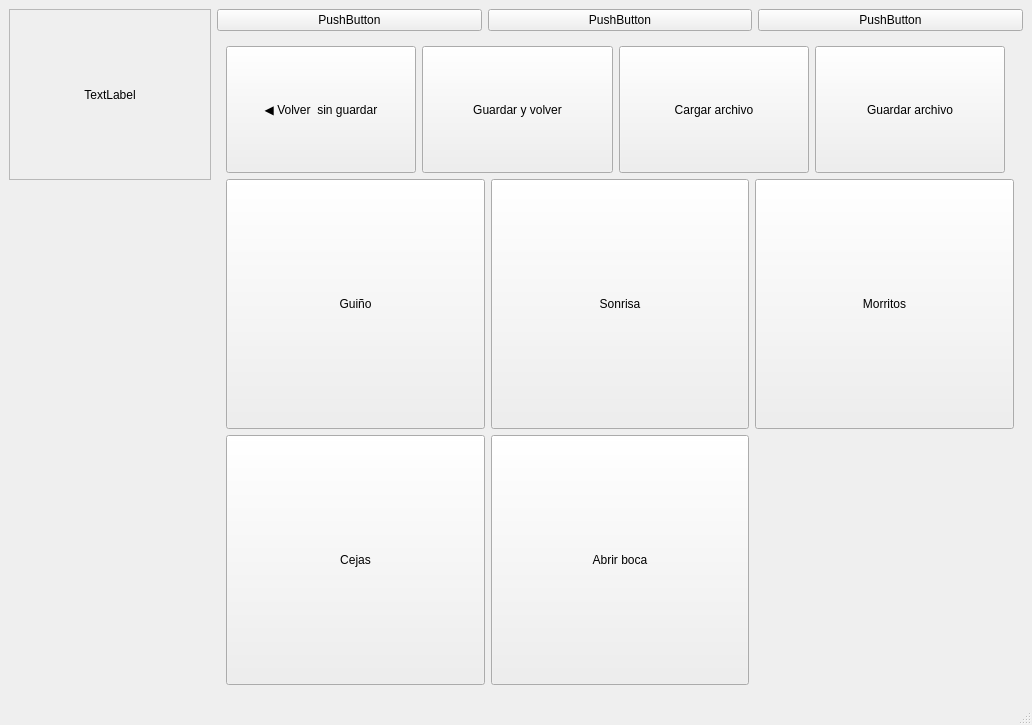
Before: the Qt Designer form prueba.ui in Ivigaga/TFG, drawn with Qt 5.
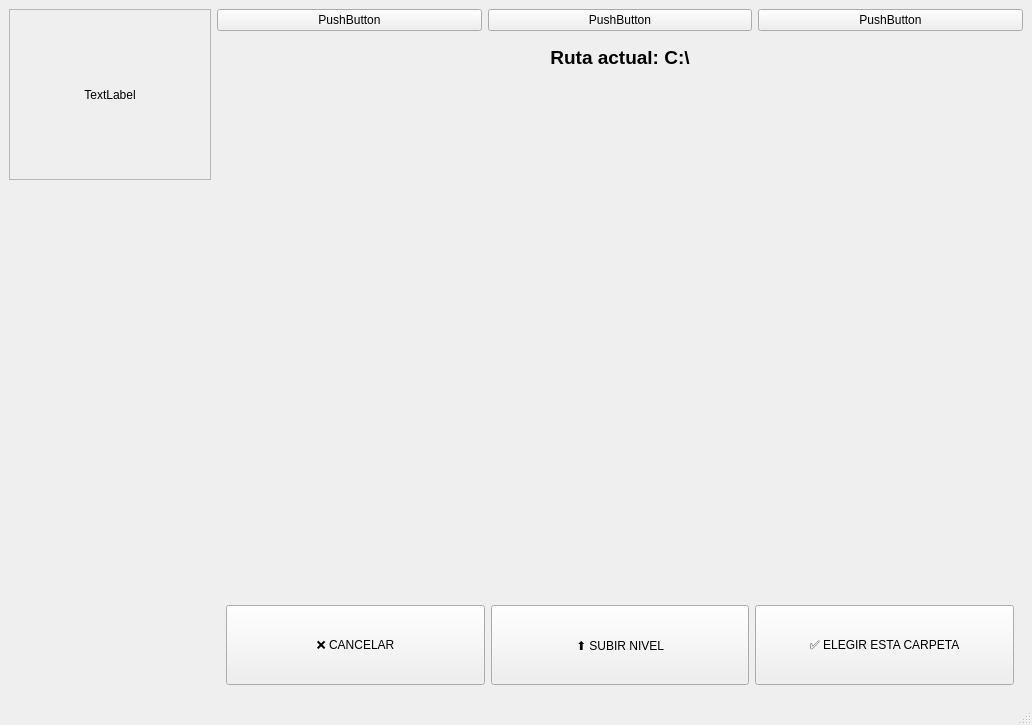
After: the same form once the commit is applied. The open tabs and pages were chosen to show the change.

What changed in the file:
```diff
--- a/prueba.ui
+++ b/prueba.ui
@@ -1073,7 +1073,50 @@
               
              </layout>
             </widget>
-           </widget>
+          <widget class="QWidget" name="explorerPage">
+             <layout class="QVBoxLayout" name="verticalLayout_explorer">
+              <item>
+               <widget class="QLabel" name="label_explorer_path">
+                <property name="font"><font><pointsize>14</pointsize><bold>true</bold></font></property>
+                <property name="text"><string>Ruta actual: C:\</string></property>
+                <property name="alignment"><set>Qt::AlignmentFlag::AlignCenter</set></property>
+               </widget>
+              </item>
+              <item>
+               <widget class="QScrollArea" name="scrollAreaExplorer">
+                <property name="widgetResizable"><bool>true</bool></property>
+                <property name="styleSheet"><string>QScrollArea { border: none; background: transparent; } QWidget#scrollAreaExplorerContents { background: transparent; }</string></property>
+                <widget class="QWidget" name="scrollAreaExplorerContents">
+                 <layout class="QGridLayout" name="layoutExplorer">
+                  </layout>
+                </widget>
+               </widget>
+              </item>
+              <item>
+               <layout class="QHBoxLayout" name="explorer_buttons_layout">
+                <item>
+                 <widget class="QPushButton" name="explorerCancelButton">
+                  <property name="minimumSize"><size><width>0</width><height>80</height></size></property>
+                  <property name="text"><string>❌ CANCELAR</string></property>
+                 </widget>
+                </item>
+                <item>
+                 <widget class="QPushButton" name="explorerUpButton">
+                  <property name="minimumSize"><size><width>0</width><height>80</height></size></property>
+                  <property name="text"><string>⬆ SUBIR NIVEL</string></property>
+                 </widget>
+                </item>
+                <item>
+                 <widget class="QPushButton" name="explorerSelectButton">
+                  <property name="minimumSize"><size><width>0</width><height>80</height></size></property>
+                  <property name="text"><string>✅ ELEGIR ESTA CARPETA</string></property>
+                 </widget>
+                </item>
+               </layout>
+              </item>
+             </layout>
+            </widget> 
+          </widget>
           </item>
          </layout>
         </item>
```
Left out of the diff: 17 changed lines with no effect on the pictures.
